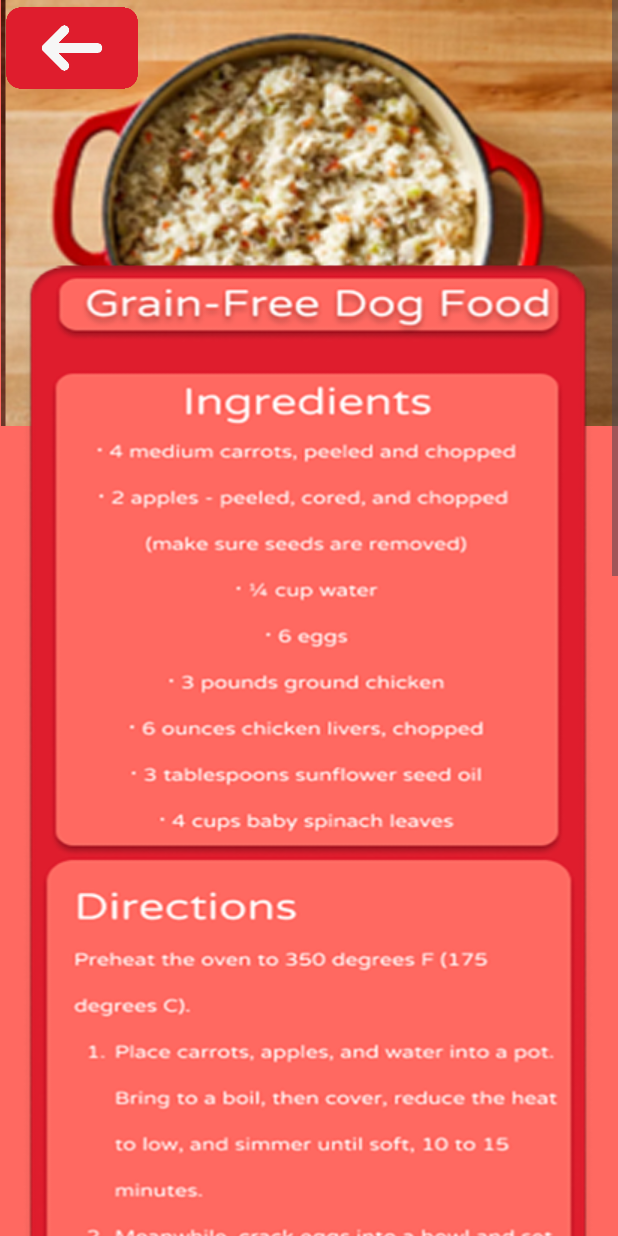
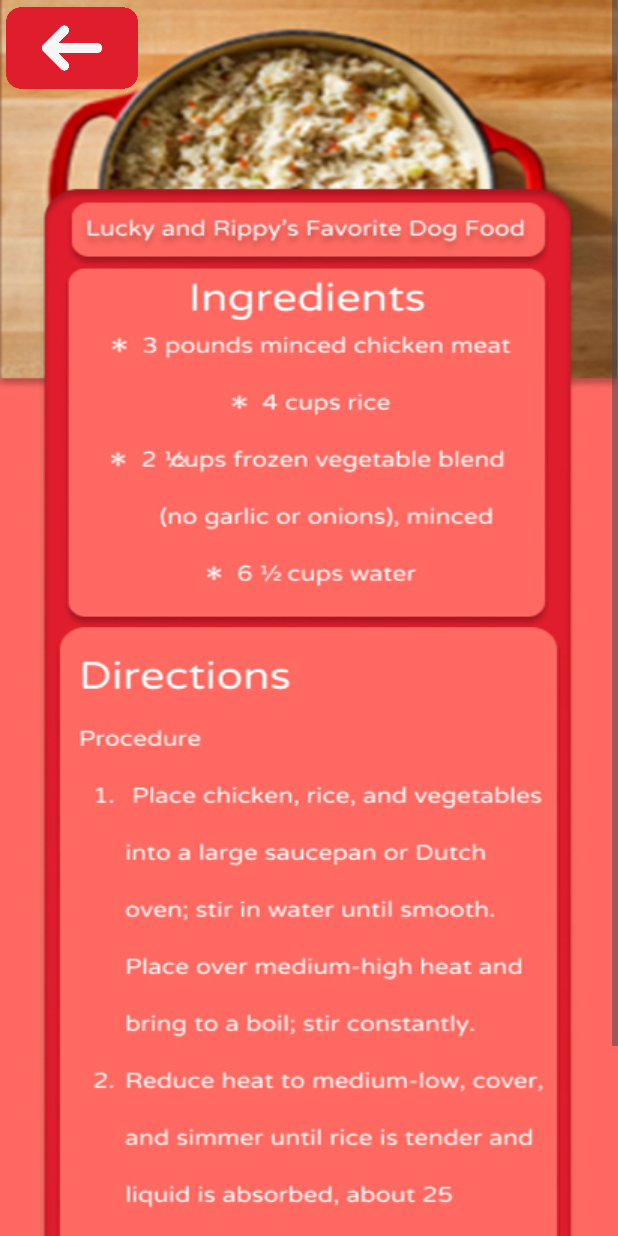
Before and after one commit to svennn-7836/Alagang.Kalinga__Pet-Care-App, an Android app: the DogRecipe10Activity screen opened directly, with no data from a screen before it, on a phone screen of 412 x 824 dp. Run offline under Robolectric (Android 15) with nearby library versions, the light colour scheme and no system bars.

Commit message:
fix layout and activities for dog recipe 7-10. Dog Recipes Completed

```diff
--- a/app/src/main/res/layout/activity_dog_recipe10.xml
+++ b/app/src/main/res/layout/activity_dog_recipe10.xml
@@ -13,25 +13,11 @@
         android:background="@color/red">
 
         <ImageView
-            android:id="@+id/contentImage"
+            android:id="@+id/contentbox"
             android:layout_width="411dp"
-            android:layout_height="284dp"
-            android:src="@drawable/dogfoodpic10"
-            app:layout_constraintEnd_toEndOf="parent"
-            app:layout_constraintHorizontal_bias="1.0"
-            app:layout_constraintStart_toStartOf="parent"
-            app:layout_constraintTop_toTopOf="parent" />
-
-        <ImageView
-            android:id="@+id/contentbox"
-            android:layout_width="400dp"
-            android:layout_height="1597dp"
+            android:layout_height="match_parent"
             android:layout_marginTop="172dp"
-            android:src="@drawable/recipe1content"
-            app:layout_constraintEnd_toEndOf="parent"
-            app:layout_constraintHorizontal_bias="0.454"
-            app:layout_constraintStart_toStartOf="parent"
-            app:layout_constraintTop_toTopOf="parent" />
+            android:src="@drawable/dogrecipe10"/>
         <ImageView
             android:id="@+id/BackRed10"
             android:layout_width="88dp"
```
Also changed, not shown: app/src/main/res/layout/activity_dog_recipe7.xml (+3 -17 lines), app/src/main/res/layout/activity_dog_recipe8.xml (+3 -17 lines), app/src/main/res/layout/activity_dog_recipe9.xml (+3 -17 lines), app/src/main/res/drawable/dogrecipe10.jpg (added), app/src/main/res/drawable/dogrecipe7.jpg (added), app/src/main/res/drawable/dogrecipe8.jpg (added), app/src/main/res/drawable/dogrecipe9.jpg (added).
